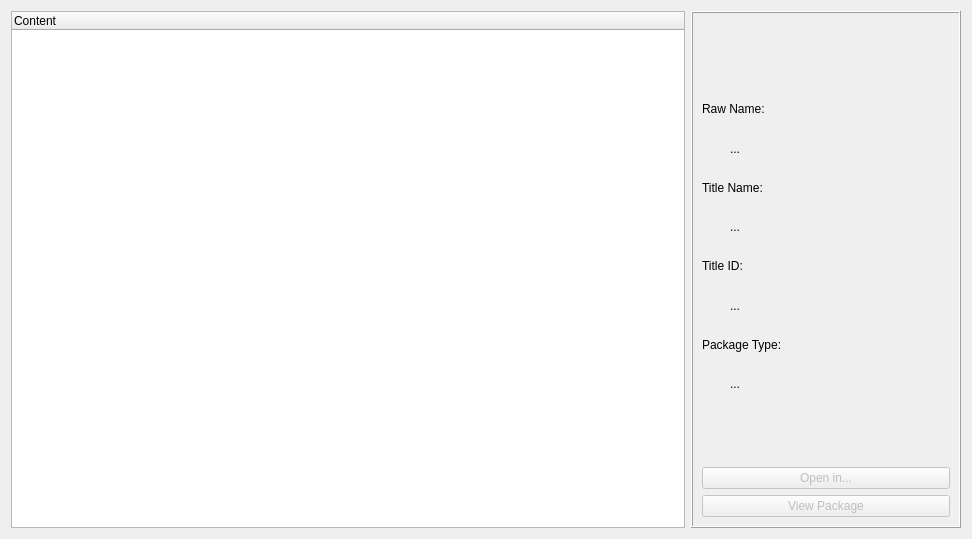
Qt form Velocity/devicecontentviewer.ui (hetelek/Velocity) before a commit.
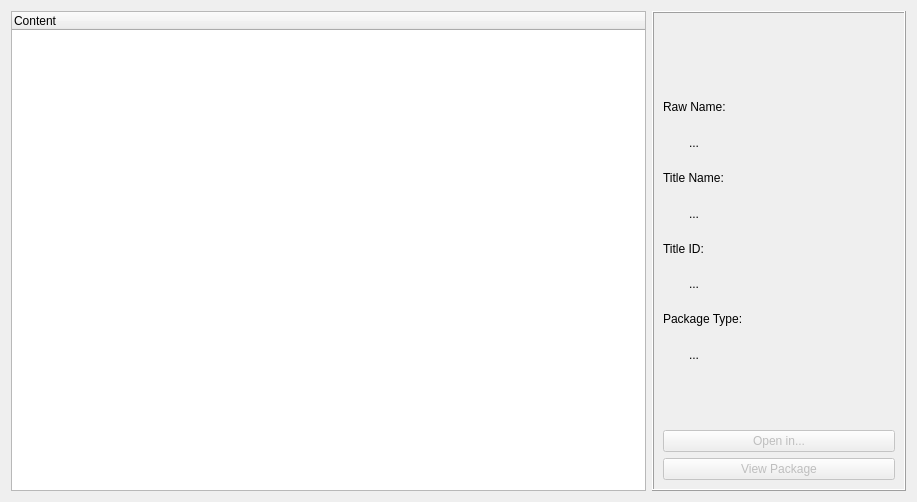
The same form after that commit. Icons and pictures are not drawn.

What changed in the file:
```diff
--- a/Velocity/devicecontentviewer.ui
+++ b/Velocity/devicecontentviewer.ui
@@ -6,14 +6,14 @@
    <rect>
     <x>0</x>
     <y>0</y>
-    <width>972</width>
-    <height>539</height>
+    <width>917</width>
+    <height>502</height>
    </rect>
   </property>
   <property name="minimumSize">
    <size>
-    <width>553</width>
-    <height>432</height>
+    <width>917</width>
+    <height>502</height>
    </size>
   </property>
   <property name="windowTitle">
@@ -26,6 +26,9 @@
   <layout class="QHBoxLayout" name="horizontalLayout_2">
    <item>
     <layout class="QHBoxLayout" name="horizontalLayout" stretch="5,2">
+     <property name="sizeConstraint">
+      <enum>QLayout::SetDefaultConstraint</enum>
+     </property>
      <item>
       <widget class="QTreeWidget" name="treeWidget">
        <property name="selectionMode">
```
Left out of the diff: 6 changed lines with no effect on the pictures.
